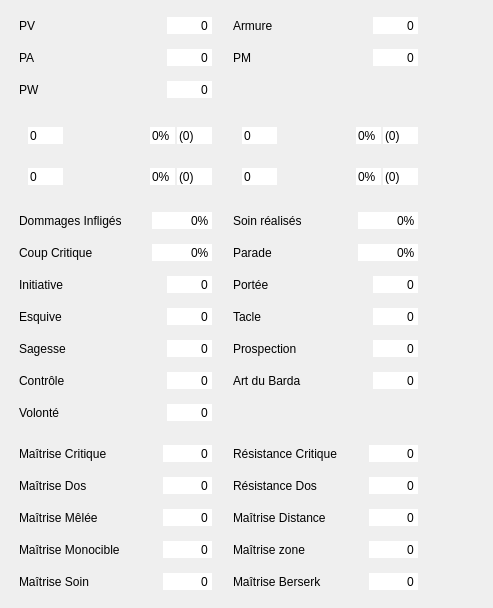
Above: ui/c_build_display.ui from UgVo/Wakfu-Builder before the change. Below: the same form after it.
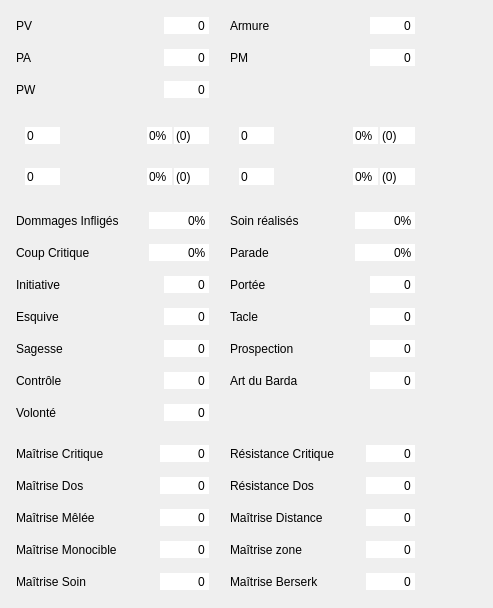
That is the form after the change. Icons and pictures are not drawn.

What changed in the file:
```diff
--- a/ui/c_build_display.ui
+++ b/ui/c_build_display.ui
@@ -18,16 +18,16 @@
     <number>4</number>
    </property>
    <property name="leftMargin">
-    <number>4</number>
+    <number>0</number>
    </property>
    <property name="topMargin">
-    <number>4</number>
+    <number>0</number>
    </property>
    <property name="rightMargin">
     <number>0</number>
    </property>
    <property name="bottomMargin">
-    <number>4</number>
+    <number>0</number>
    </property>
    <item>
     <widget class="QFrame" name="frame">
```
